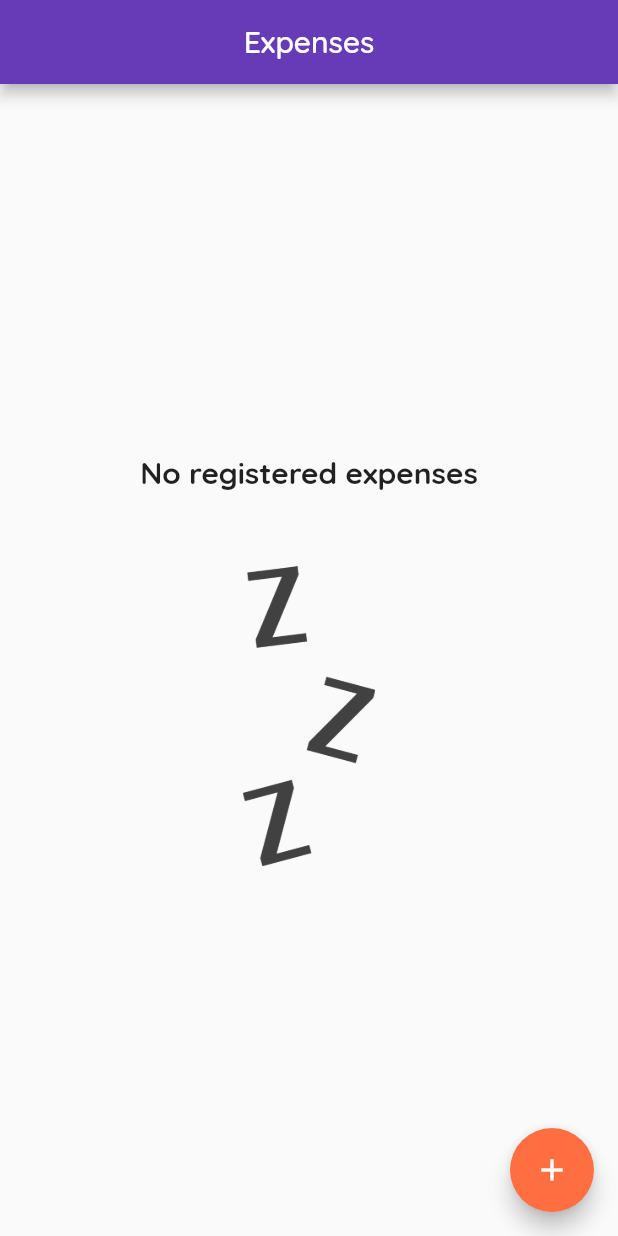
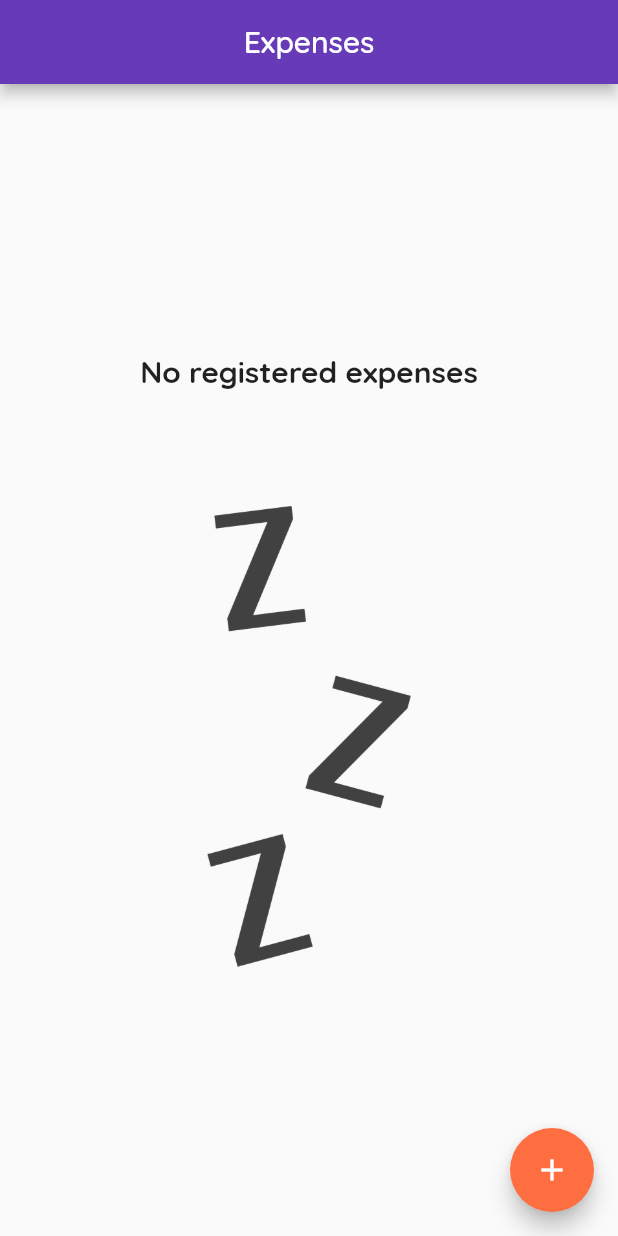
Before and after one commit to WillMV/PersonalExpenses-Flutter, a Flutter app: the screen it shows after launch, on a phone screen of 412 x 824 dp. Run offline on Flutter 3.47's test engine with Material 2 defaults, Android fonts, the phone set to English and light mode, and no system bars.

```diff
--- a/lib/main.dart
+++ b/lib/main.dart
@@ -1,5 +1,8 @@
 import 'package:flutter/material.dart';
+import 'package:flutter/services.dart';
 import 'package:personal_expenses/controllers/expense_controller.dart';
+import 'package:personal_expenses/screens/landscape_home.dart';
+import 'package:personal_expenses/screens/protrait_home.dart';
 import 'package:personal_expenses/widgets/chart.dart';
 import 'package:personal_expenses/widgets/empty_expenses.dart';
 import 'package:personal_expenses/widgets/expense_form.dart';
@@ -37,13 +40,18 @@ class _MyHomePageState extends State<MyHomePage> {
 
   @override
   Widget build(BuildContext context) {
+    final isPortrait =
+        MediaQuery.of(context).orientation == Orientation.portrait;
+
     final appbar = AppBar(
       title: const Text('Expenses'),
       centerTitle: true,
     );
-    final double availableheight = MediaQuery.of(context).size.height -
+
+    final double availableHeight = MediaQuery.of(context).size.height -
         appbar.preferredSize.height -
         MediaQuery.of(context).padding.top;
+
     return Scaffold(
       appBar: appbar,
       body: AnimatedBuilder(
@@ -51,21 +59,15 @@ class _MyHomePageState extends State<MyHomePage> {
         builder: (context, child) {
           return _expenseController.expenses.isEmpty
               ? const EmptyExpenses()
-              : SingleChildScrollView(
-                  child: Column(
-                    children: [
-                      SizedBox(
-                        height: availableheight * 0.2,
-                        child: Chart(expenseController: _expenseController),
-                      ),
-                      SizedBox(
-                        height: availableheight * 0.8,
-                        child:
-                            ExpensesList(expenseController: _expenseController),
-                      ),
-                    ],
-                  ),
-                );
+              : isPortrait
+                  ? PortraitHomePage(
+                      availableHeight: availableHeight,
+                      expenseController: _expenseController,
+                    )
+                  : LandscapeHomePage(
+                      availableHeight: availableHeight,
+                      expenseController: _expenseController,
+                    );
         },
       ),
       floatingActionButton: FloatingActionButton(
--- a/lib/widgets/empty_expenses.dart
+++ b/lib/widgets/empty_expenses.dart
@@ -7,7 +7,8 @@ class EmptyExpenses extends StatelessWidget {
 
   @override
   Widget build(BuildContext context) {
-    return Center(
+    return LayoutBuilder(
+      builder: (context, constraints) => Center(
           child: Column(
         mainAxisAlignment: MainAxisAlignment.center,
         children: [
@@ -15,17 +16,18 @@ class EmptyExpenses extends StatelessWidget {
             'No registered expenses',
             style: TextStyle(fontWeight: FontWeight.bold, fontSize: 20),
           ),
-        const SizedBox(
-          height: 50,
+          SizedBox(
+            height: constraints.maxHeight * 0.1,
           ),
           SizedBox(
-          height: 200,
+            height: constraints.maxHeight * 0.4,
             child: Image.asset(
               'assets/images/waiting.png',
               fit: BoxFit.contain,
             ),
           )
         ],
-    ));
+      )),
+    );
   }
 }
```
Also changed, not shown: lib/screens/landscape_home.dart (added, +34 -0 lines), lib/screens/protrait_home.dart (added, +33 -0 lines). Lines whose indentation alone changed are shown as unchanged.
